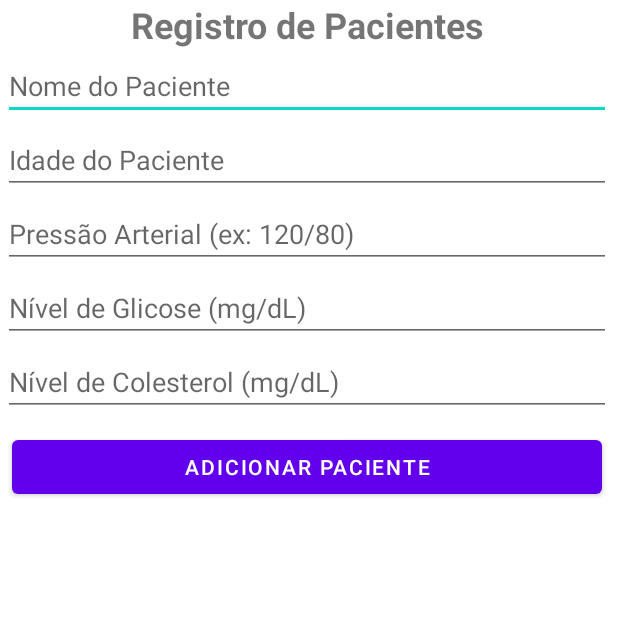
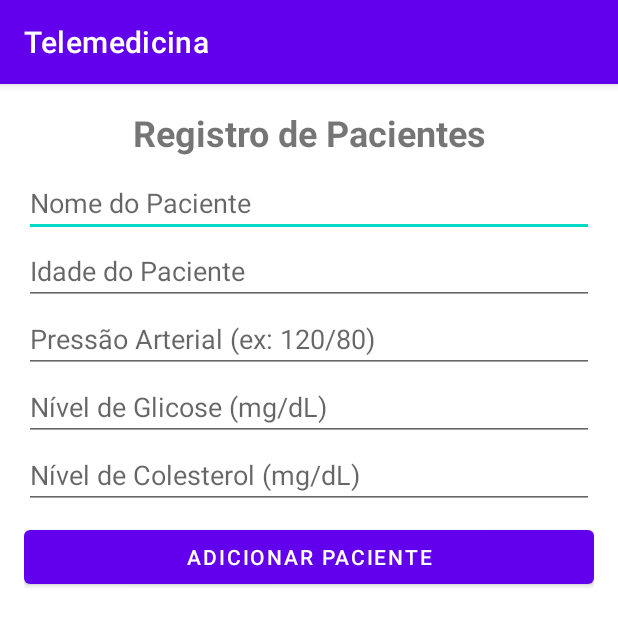
Before and after one commit to lucasjdc/telemedicina-java-senac, an Android app: the AddPatientActivity screen opened directly, with no data from a screen before it, on a phone screen of 412 x 824 dp. Shown: the top 626 px of the screen. Run offline under Robolectric (Android 15) with nearby library versions, the phone set to English and light mode, and no system bars.

Commit message:
Foi criada a lista de pacientes

```diff
--- a/app/src/main/java/br/senac/telemedicina/ui/activity/AddPatientActivity.java
+++ b/app/src/main/java/br/senac/telemedicina/ui/activity/AddPatientActivity.java
@@ -1,21 +1,52 @@
 package br.senac.telemedicina.ui.activity;
 
 import android.os.Bundle;
+import android.widget.Button;
+import android.widget.EditText;
 
 import androidx.appcompat.app.AppCompatActivity;
+import androidx.recyclerview.widget.LinearLayoutManager;
+import androidx.recyclerview.widget.RecyclerView;
+
+import java.util.ArrayList;
+import java.util.List;
 
 import br.senac.telemedicina.R;
+import br.senac.telemedicina.model.Paciente;
+import br.senac.telemedicina.ui.recyclerview.adapter.PacientesAdapter;
 
 public class AddPatientActivity extends AppCompatActivity {
+    private List<Paciente> pacientesList = new ArrayList<>();
+    private PacientesAdapter pacientesAdapter;
 
     @Override
     protected void onCreate(Bundle savedInstanceState) {
         super.onCreate(savedInstanceState);
-        if (getSupportActionBar() != null) {
-            getSupportActionBar().hide();
-        }
+        setContentView(R.layout.activity_addpatient);
 
-        setContentView(R.layout.activity_addpatient);
+        EditText nomeEditText = findViewById(R.id.editText_nomePaciente_addpatient);
+        EditText idadeEditText = findViewById(R.id.editText_idadePaciente_addpatient);
+        EditText pressaoEditText = findViewById(R.id.editText_pressaoArterial_addpatient);
+        EditText glicoseEditText = findViewById(R.id.editTextglicose_addpatient);
+        EditText colesterolEditText = findViewById(R.id.editTextcolesterol_addpatient);
+        Button addButton = findViewById(R.id.btnAddNovoPaciente);
+
+        RecyclerView recyclerView = findViewById(R.id.recyclerViewPacientes);
+        recyclerView.setLayoutManager(new LinearLayoutManager(this));
+        pacientesAdapter = new PacientesAdapter(pacientesList);
+        recyclerView.setAdapter(pacientesAdapter);
+
+        addButton.setOnClickListener(v -> {
+            Paciente paciente = new Paciente(
+                    nomeEditText.getText().toString(),
+                    idadeEditText.getText().toString(),
+                    pressaoEditText.getText().toString(),
+                    glicoseEditText.getText().toString(),
+                    colesterolEditText.getText().toString()
+            );
+
+            pacientesList.add(paciente);
+            pacientesAdapter.notifyItemInserted(pacientesList.size() - 1);
+        });
     }
-
 }
--- /dev/null
+++ b/app/src/main/java/br/senac/telemedicina/ui/recyclerview/adapter/PacientesAdapter.java
@@ -0,0 +1,45 @@
+package br.senac.telemedicina.ui.recyclerview.adapter;
+
+import android.view.LayoutInflater;
+import android.view.View;
+import android.view.ViewGroup;
+import android.widget.TextView;
+import androidx.recyclerview.widget.RecyclerView;
+import java.util.List;
+import br.senac.telemedicina.R;
+import br.senac.telemedicina.model.Paciente;
+
+public class PacientesAdapter extends RecyclerView.Adapter<PacientesAdapter.ViewHolder> {
+    private final List<Paciente> pacientes;
+
+    public PacientesAdapter(List<Paciente> pacientes) {
+        this.pacientes = pacientes;
+    }
+
+    public static class ViewHolder extends RecyclerView.ViewHolder {
+        public TextView nomeTextView;
+
+        public ViewHolder(View itemView) {
+            super(itemView);
+            nomeTextView = itemView.findViewById(R.id.nome_paciente_item);
+        }
+    }
+
+    @Override
+    public PacientesAdapter.ViewHolder onCreateViewHolder(ViewGroup parent, int viewType) {
+        View view = LayoutInflater.from(parent.getContext())
+                .inflate(R.layout.item_paciente, parent, false);
+        return new ViewHolder(view);
+    }
+
+    @Override
+    public void onBindViewHolder(ViewHolder holder, int position) {
+        Paciente paciente = pacientes.get(position);
+        holder.nomeTextView.setText(paciente.getNome());
+    }
+
+    @Override
+    public int getItemCount() {
+        return pacientes.size();
+    }
+}
--- a/app/src/main/res/layout/activity_addpatient.xml
+++ b/app/src/main/res/layout/activity_addpatient.xml
@@ -1,15 +1,22 @@
 <?xml version="1.0" encoding="utf-8"?>
-<androidx.constraintlayout.widget.ConstraintLayout xmlns:android="http://schemas.android.com/apk/res/android"
+<androidx.constraintlayout.widget.ConstraintLayout
+    xmlns:android="http://schemas.android.com/apk/res/android"
     xmlns:tools="http://schemas.android.com/tools"
+    xmlns:app="http://schemas.android.com/apk/res-auto"
     android:layout_width="match_parent"
-    android:layout_height="match_parent">
+    android:layout_height="match_parent"
+    tools:context=".ui.activity.AddPatientActivity">
 
     <LinearLayout
-        android:layout_width="409dp"
-        android:layout_height="729dp"
+        android:id="@+id/containerLayout"
+        android:layout_width="0dp"
+        android:layout_height="0dp"
         android:orientation="vertical"
-        tools:layout_editor_absoluteX="1dp"
-        tools:layout_editor_absoluteY="1dp">
+        android:layout_margin="16dp"
+        app:layout_constraintTop_toTopOf="parent"
+        app:layout_constraintBottom_toBottomOf="parent"
+        app:layout_constraintStart_toStartOf="parent"
+        app:layout_constraintEnd_toEndOf="parent">
 
         <TextView
             android:id="@+id/textView5"
@@ -18,59 +25,56 @@
             android:text="Registro de Pacientes"
             android:textAlignment="center"
             android:textSize="24sp"
-            android:textStyle="bold" />
+            android:textStyle="bold"
+            android:layout_marginBottom="8dp" />
 
         <EditText
-            android:id="@+id/editTextText3"
+            android:id="@+id/editText_nomePaciente_addpatient"
             android:layout_width="match_parent"
             android:layout_height="wrap_content"
-            android:layout_margin="2dp"
-            android:ems="10"
             android:hint="Nome do Paciente"
             android:inputType="text" />
 
         <EditText
-            android:id="@+id/editTextText4"
+            android:id="@+id/editText_idadePaciente_addpatient"
             android:layout_width="match_parent"
             android:layout_height="wrap_content"
-            android:layout_margin="2dp"
-            android:ems="10"
             android:hint="Idade do Paciente"
-            android:inputType="text" />
+            android:inputType="number" />
 
         <EditText
-            android:id="@+id/editTextText5"
+            android:id="@+id/editText_pressaoArterial_addpatient"
             android:layout_width="match_parent"
             android:layout_height="wrap_content"
-            android:layout_margin="2dp"
-            android:ems="10"
             android:hint="Pressão Arterial (ex: 120/80)"
             android:inputType="text" />
 
         <EditText
-            android:id="@+id/editTextText6"
+            android:id="@+id/editTextglicose_addpatient"
             android:layout_width="match_parent"
             android:layout_height="wrap_content"
-            android:layout_margin="2dp"
-            android:ems="10"
             android:hint="Nível de Glicose (mg/dL)"
-            android:inputType="text" />
+            android:inputType="numberDecimal" />
 
         <EditText
-            android:id="@+id/editTextText7"
+            android:id="@+id/editTextcolesterol_addpatient"
             android:layout_width="match_parent"
             android:layout_height="wrap_content"
-            android:layout_margin="2dp"
-            android:ems="10"
             android:hint="Nível de Colesterol (mg/dL)"
-            android:inputType="text" />
+            android:inputType="numberDecimal" />
 
         <Button
-            android:id="@+id/button"
+            android:id="@+id/btnAddNovoPaciente"
             android:layout_width="match_parent"
             android:layout_height="wrap_content"
-            android:layout_margin="8dp"
-            android:padding="8dp"
+            android:layout_marginTop="8dp"
             android:text="Adicionar Paciente" />
+
+        <androidx.recyclerview.widget.RecyclerView
+            android:id="@+id/recyclerViewPacientes"
+            android:layout_width="match_parent"
+            android:layout_height="0dp"
+            android:layout_marginTop="12dp"
+            android:layout_weight="1" />
     </LinearLayout>
 </androidx.constraintlayout.widget.ConstraintLayout>
```
Also changed, not shown: app/src/main/java/br/senac/telemedicina/model/Paciente.java (added, +42 -0 lines), app/src/main/res/layout/activity_editdeletepatient.xml (+8 -0 lines), app/src/main/res/layout/item_paciente.xml (added, +13 -0 lines).
